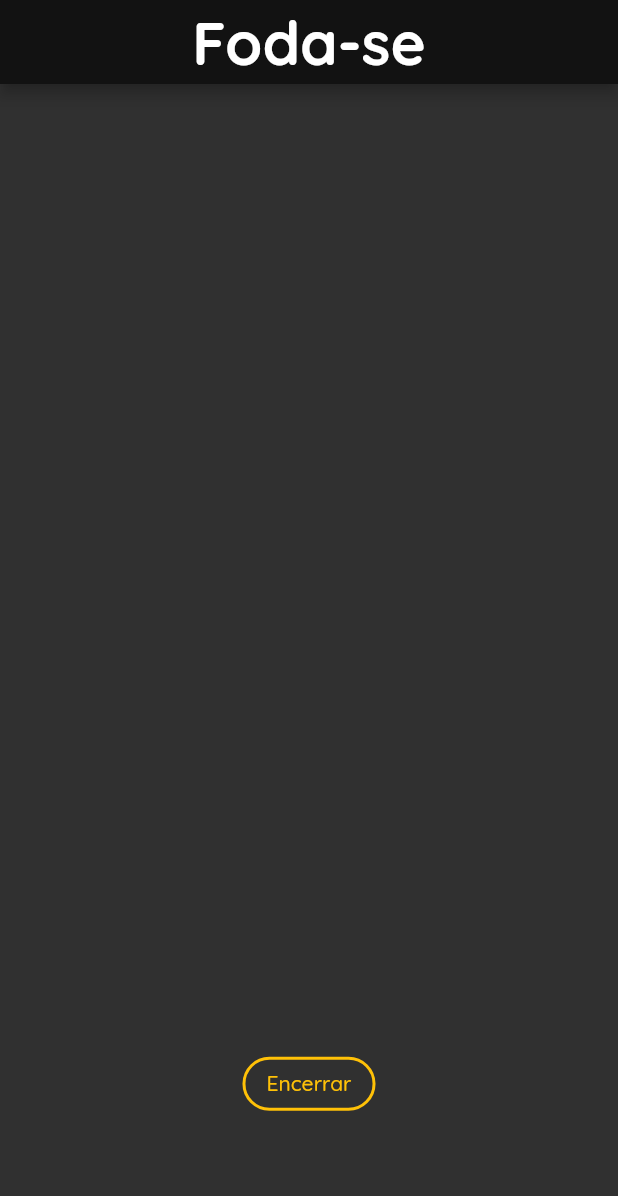
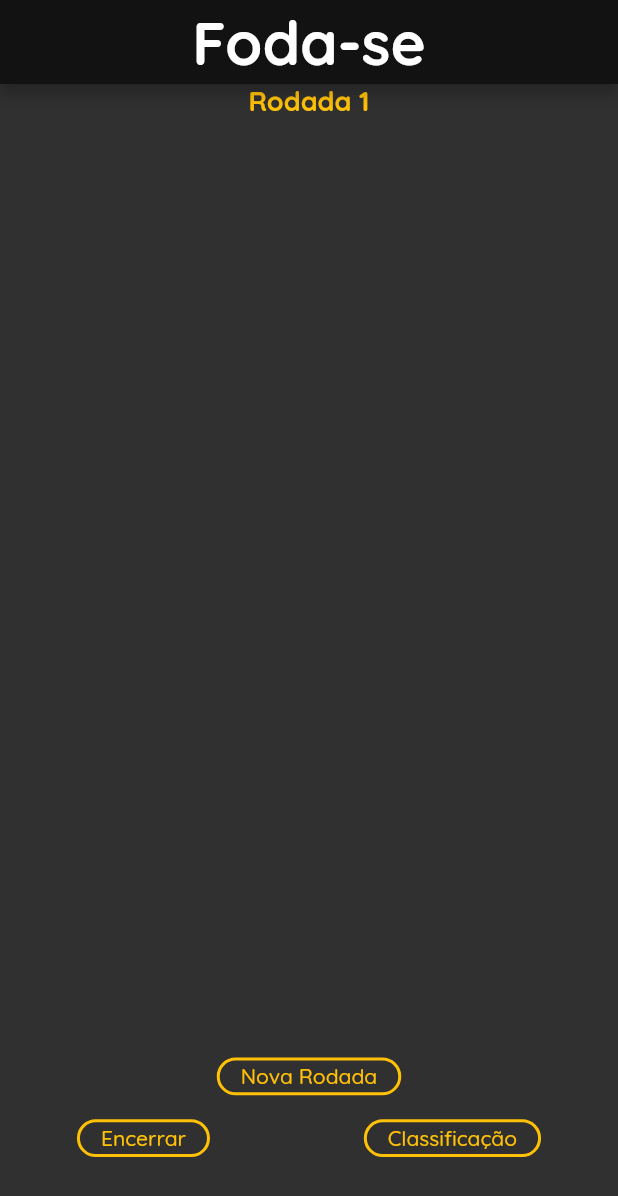
Before and after one commit to GabrielDangelo21/jogo_danese_flutter, a Flutter app: the screen it shows after launch, after a tap on "Jogar", on a phone screen of 412 x 824 dp. Shown: the top 1196 px of the screen. Run offline on Flutter 3.47's test engine with Material 2 defaults, Android fonts, the phone set to English and light mode, and no system bars.

Commit message:
Adicionada funcionalidade de ver classificação parcial

```diff
--- a/lib/main.dart
+++ b/lib/main.dart
@@ -49,8 +49,7 @@ class MyHomePage extends StatefulWidget {
 }
 
 class _MyHomePageState extends State<MyHomePage> {
-  final List<Jogador> jogadores = [
-  ];
+  final List<Jogador> jogadores = [];
 
   _addJogador(String nome) {
     final newJogador = Jogador(nome: nome);
@@ -133,14 +132,14 @@ class _MyHomePageState extends State<MyHomePage> {
                     shape: StadiumBorder(),
                     side: BorderSide(width: 2, color: Colors.amber),
                   ),
+                  child: Text(
+                    'Jogar',
+                    style: TextStyle(color: Colors.amber),
+                  ),
                   onPressed: () => Navigator.of(context).pushReplacement(
                     MaterialPageRoute(
                       builder: (context) => GamePage(jogadores: jogadores),
                     ),
-                  ),
-                  child: Text(
-                    'Jogar',
-                    style: TextStyle(color: Colors.amber),
                   ),
                 ),
               ],
--- a/lib/pages/game_page.dart
+++ b/lib/pages/game_page.dart
@@ -1,4 +1,5 @@
 import 'package:flutter/material.dart';
+import 'package:jogo_fodase/components/jogadores_list_classificacao.dart';
 
 import '../components/jogadores_list.dart';
 import '../main.dart';
@@ -15,6 +16,14 @@ class GamePage extends StatefulWidget {
 }
 
 class _GamePageState extends State<GamePage> {
+  int rodada = 1;
+
+  _novaRodada() {
+    setState(() {
+      rodada += 1;
+    });
+  }
+
   @override
   Widget build(BuildContext context) {
     return Scaffold(
@@ -23,16 +32,68 @@ class _GamePageState extends State<GamePage> {
           child: Text('Foda-se'),
         ),
       ),
-      body: Column(
+      body: SingleChildScrollView(
+        child: Column(
           children: [
             Container(
-            height: MediaQuery.of(context).size.height * 0.77,
+              width: double.infinity,
+              child: Center(
+                child: Text(
+                  'Rodada ${rodada.toString()}',
+                  style: TextStyle(
+                      fontSize: 18,
+                      fontWeight: FontWeight.bold,
+                      color: Colors.amber),
+                ),
+              ),
+            ),
+            Container(
+              height: MediaQuery.of(context).size.height * 0.75,
               child: ListView.builder(
                 itemCount: widget.jogadores.length,
                 itemBuilder: (ctx, index) {
                   final jd = widget.jogadores[index];
                   return JogadoresList(widget.jogadores);
                 },
+              ),
+            ),
+            Container(
+              height: MediaQuery.of(context).size.height * 0.05,
+              child: Padding(
+                padding: const EdgeInsets.all(8.0),
+                child: OutlinedButton(
+                    style: OutlinedButton.styleFrom(
+                      shape: StadiumBorder(),
+                      side: BorderSide(width: 2, color: Colors.amber),
+                    ),
+                    child: Text(
+                      'Nova Rodada',
+                      style: TextStyle(color: Colors.amber),
+                    ),
+                    onPressed: () => _novaRodada()),
+              ),
+            ),
+            Container(
+              height: MediaQuery.of(context).size.height * 0.05,
+              child: Row(
+                mainAxisAlignment: MainAxisAlignment.spaceAround,
+                children: [
+                  Padding(
+                    padding: const EdgeInsets.all(8.0),
+                    child: OutlinedButton(
+                      style: OutlinedButton.styleFrom(
+                        shape: StadiumBorder(),
+                        side: BorderSide(width: 2, color: Colors.amber),
+                      ),
+                      child: Text(
+                        'Encerrar',
+                        style: TextStyle(color: Colors.amber),
+                      ),
+                      onPressed: () => Navigator.of(context).pushReplacement(
+                        MaterialPageRoute(
+                          builder: (context) => MyHomePage(),
+                        ),
+                      ),
                     ),
                   ),
                   Padding(
@@ -42,19 +103,51 @@ class _GamePageState extends State<GamePage> {
                         shape: StadiumBorder(),
                         side: BorderSide(width: 2, color: Colors.amber),
                       ),
-              onPressed: () => Navigator.of(context).pushReplacement(
-                MaterialPageRoute(
-                  builder: (context) => MyHomePage(),
+                      child: Text(
+                        'Classificação',
+                        style: TextStyle(color: Colors.amber),
+                      ),
+                      onPressed: () {
+                        showDialog(
+                          context: context,
+                          builder: (context) => AlertDialog(
+                            scrollable: true,
+                            title: Center(
+                              child: Text('Classificação Parcial'),
+                            ),
+                            content: Container(
+                              width: double.maxFinite,
+                              height: MediaQuery.of(context).size.height * 0.77,
+                              child: ListView.builder(
+                                shrinkWrap: true,
+                                itemCount: widget.jogadores.length,
+                                itemBuilder: (ctx, index) {
+                                  final jd = widget.jogadores[index];
+                                  return JogadoresListClassificacao(
+                                      widget.jogadores);
+                                },
                               ),
                             ),
+                            actions: [
+                              TextButton(
+                                onPressed: () => Navigator.pop(context),
                                 child: Text(
-                'Encerrar',
+                                  'OK',
                                   style: TextStyle(color: Colors.amber),
                                 ),
+                              )
+                            ],
+                          ),
+                        );
+                      },
                     ),
                   ),
                 ],
               ),
+            ),
+          ],
+        ),
+      ),
     );
   }
 }
```
Also changed, not shown: lib/components/jogadores_list_classificacao.dart (added, +75 -0 lines), lib/components/round_form.dart (deleted, +0 -58 lines). Lines whose indentation alone changed are shown as unchanged.
